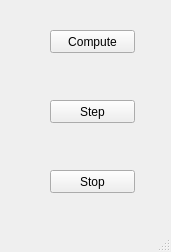
daviddoria/ComputationThread, file main.ui: the form before one commit.
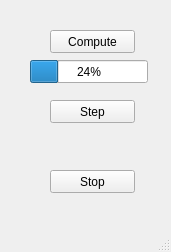
The form after the commit.

The edit to the form file:
```diff
--- a/main.ui
+++ b/main.ui
@@ -53,6 +53,19 @@
      <string>Stop</string>
     </property>
    </widget>
+   <widget class="QProgressBar" name="progressBar">
+    <property name="geometry">
+     <rect>
+      <x>30</x>
+      <y>60</y>
+      <width>118</width>
+      <height>23</height>
+     </rect>
+    </property>
+    <property name="value">
+     <number>24</number>
+    </property>
+   </widget>
   </widget>
   <widget class="QMenuBar" name="menubar">
    <property name="geometry">
```
